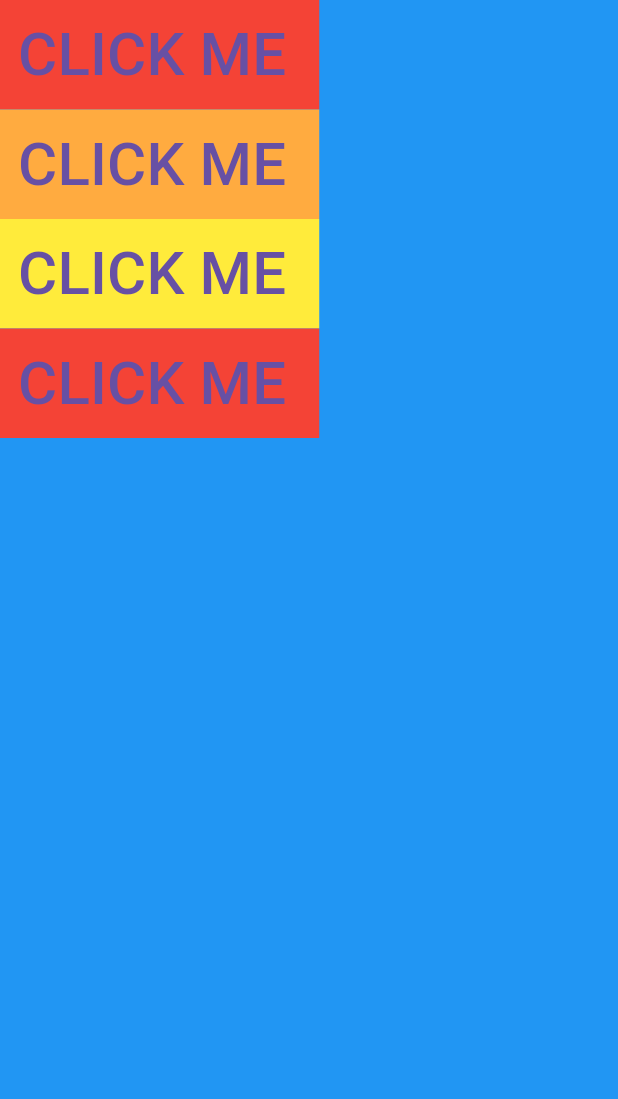
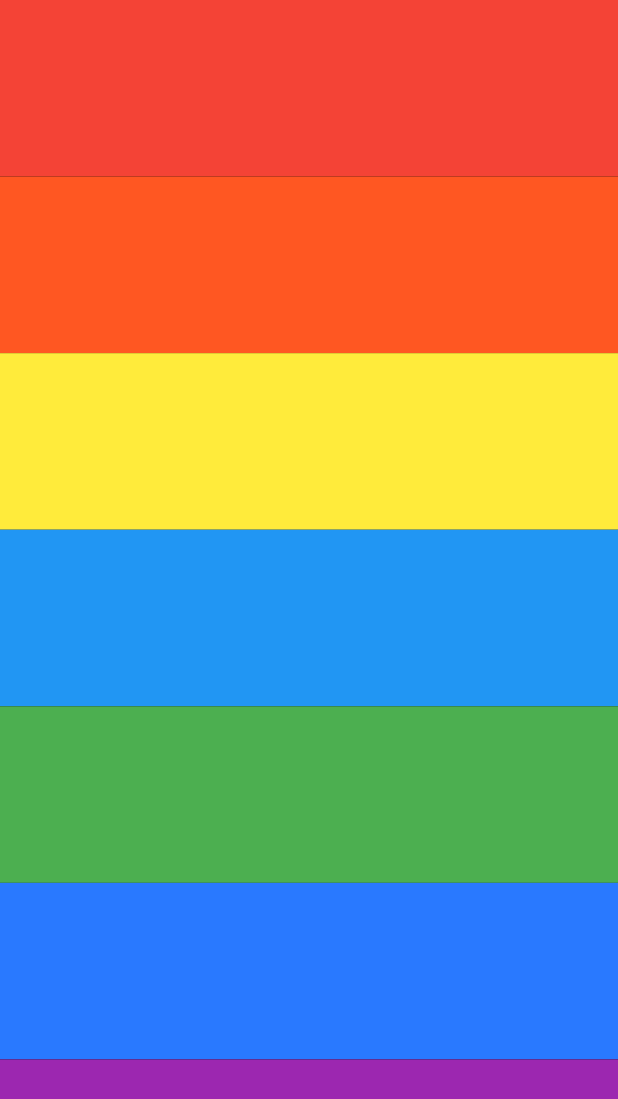
Before and after one commit to iam-Ashmit/Xylophone, a Flutter app: the screen it shows after launch, on a phone screen of 412 x 824 dp. Shown: the top 1099 px of the screen. Run offline on Flutter 3.47's test engine with Material 3 defaults, Android fonts, the light colour scheme and no system bars; our stand-ins replace assets_audio_player.

Commit message:
added Widget function

```diff
--- a/lib/main.dart
+++ b/lib/main.dart
@@ -2,82 +2,50 @@ import 'package:flutter/material.dart';
 import 'package:assets_audio_player/assets_audio_player.dart';
 
 void main() {
-  WidgetsFlutterBinding.ensureInitialized();
+  // WidgetsFlutterBinding.ensureInitialized();
   runApp(MyApp());
 }
 
 class MyApp extends StatelessWidget {
   final assetsAudioPlayer = AssetsAudioPlayer();
 
+  void playsound(int num) {
+    assetsAudioPlayer.open(
+      Audio("assets/note$num.mp3"),
+    );
+    assetsAudioPlayer.play();
+  }
+
+  Widget buildKey(Color clr, int note) {
+    return Expanded(
+      child: Container(
+        color: clr,
+        child: TextButton(
+          onPressed: () {
+            playsound(note);
+          },
+          child: Text(""), // Empty text
+        ),
+      ),
+    );
+  }
+
   @override
   Widget build(BuildContext context) {
     return MaterialApp(
       home: Scaffold(
-        backgroundColor: Colors.blue,
+        backgroundColor: Colors.black,
         body: SafeArea(
           child: Column(
-            mainAxisSize: MainAxisSize.max,
+            crossAxisAlignment: CrossAxisAlignment.stretch,
             children: [
-              Container(
-                color: Colors.red,
-                child: TextButton(
-                  onPressed: () {
-                    assetsAudioPlayer.open(
-                      Audio("assets/note1.mp3"),
-                    );
-                    assetsAudioPlayer.play();
-                  },
-                  child: Text(
-                    "CLICK ME ",
-                    style: TextStyle(fontSize: 40),
-                  ),
-                ),
-              ),
-              Container(
-                color: Colors.orangeAccent,
-                child: TextButton(
-                  onPressed: () {
-                    assetsAudioPlayer.open(
-                      Audio("assets/note2.mp3"),
-                    );
-                    assetsAudioPlayer.play();
-                  },
-                  child: Text(
-                    "CLICK ME ",
-                    style: TextStyle(fontSize: 40),
-                  ),
-                ),
-              ),
-              Container(
-                color: Colors.yellow,
-                child: TextButton(
-                  onPressed: () {
-                    assetsAudioPlayer.open(
-                      Audio("assets/note3.mp3"),
-                    );
-                    assetsAudioPlayer.play();
-                  },
-                  child: Text(
-                    "CLICK ME ",
-                    style: TextStyle(fontSize: 40),
-                  ),
-                ),
-              ),
-              Container(
-                color: Colors.red,
-                child: TextButton(
-                  onPressed: () {
-                    assetsAudioPlayer.open(
-                      Audio("assets/note4.mp3"),
-                    );
-                    assetsAudioPlayer.play();
-                  },
-                  child: Text(
-                    "CLICK ME ",
-                    style: TextStyle(fontSize: 40),
-                  ),
-                ),
-              ),
+              buildKey(Colors.red, 1),
+              buildKey(Colors.deepOrange, 2),
+              buildKey(Colors.yellow, 3),
+              buildKey(Colors.blue, 4),
+              buildKey(Colors.green, 5),
+              buildKey(Colors.blueAccent.shade400, 6),
+              buildKey(Colors.purple, 7),
             ],
           ),
         ),
```
